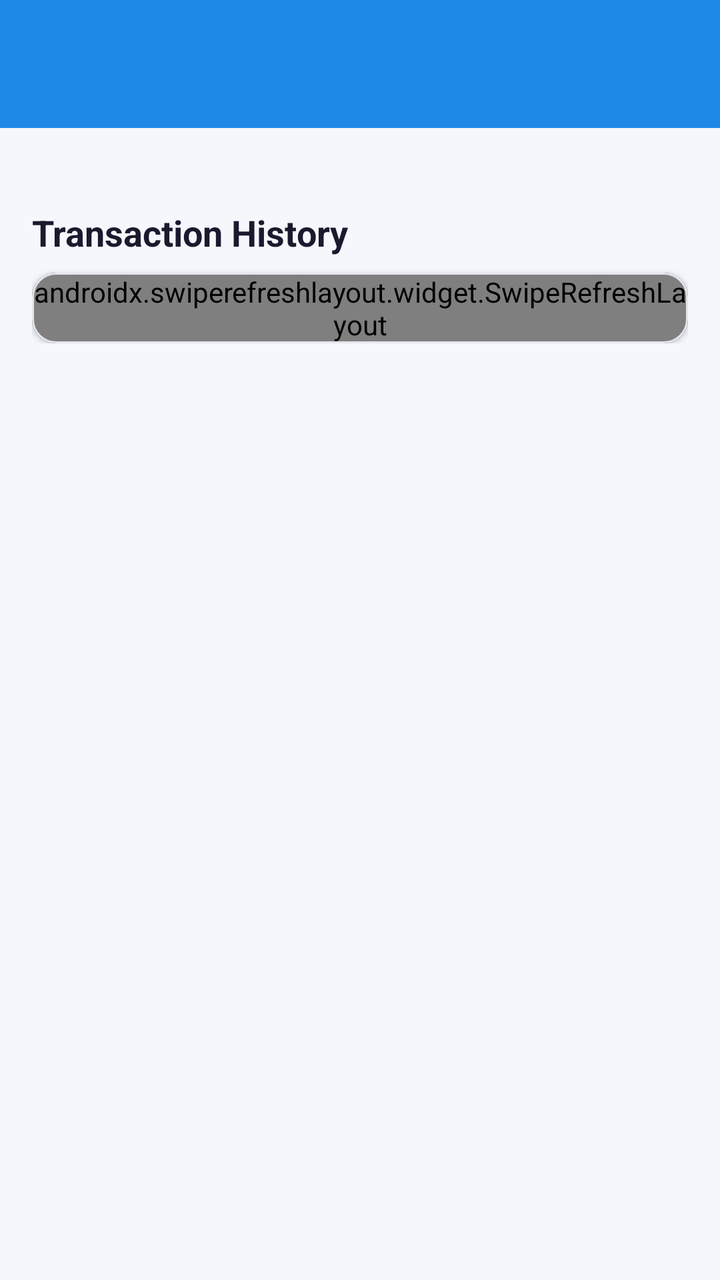
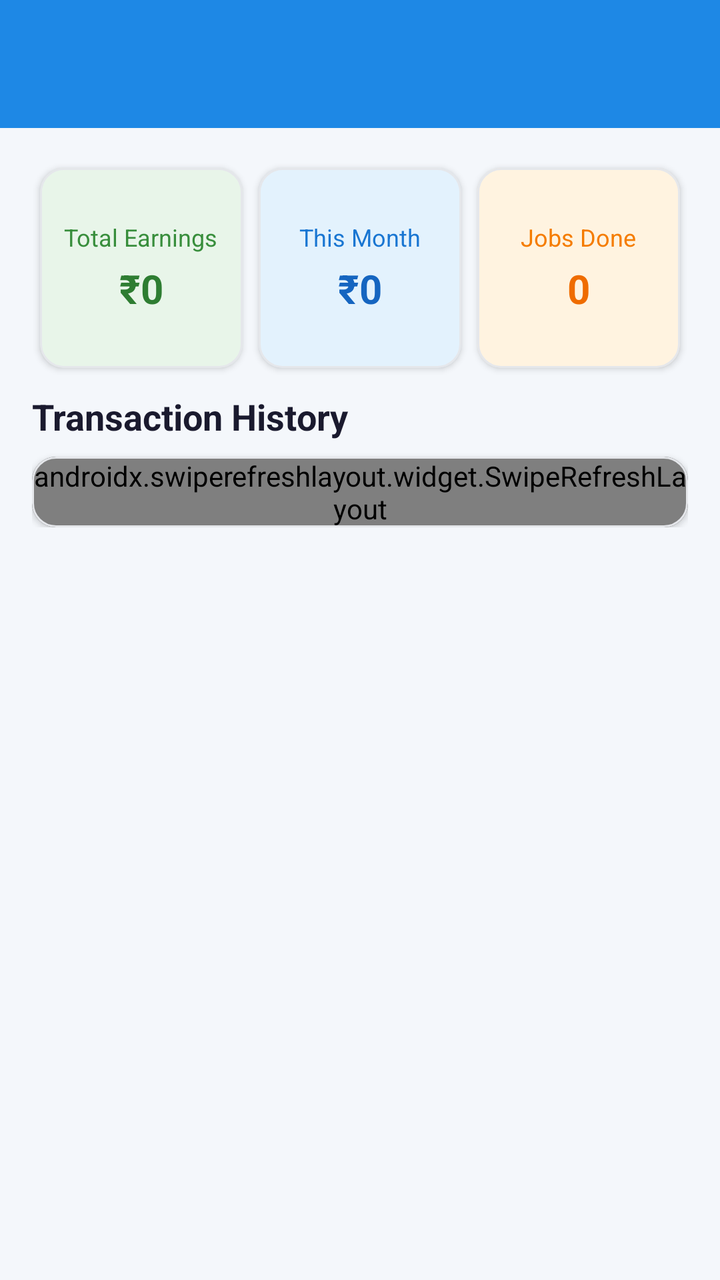

An Android layout rendered at two revisions. The XML below is the earlier revision; the diff shows what the commit changed to produce the second picture.
<!-- AndroidManifest.xml: application theme Theme.QuickFix -->
<!-- res/layout/activity_earnings.xml -->
<?xml version="1.0" encoding="utf-8"?>
<androidx.coordinatorlayout.widget.CoordinatorLayout
    xmlns:android="http://schemas.android.com/apk/res/android"
    xmlns:app="http://schemas.android.com/apk/res-auto"
    android:layout_width="match_parent"
    android:layout_height="match_parent"
    android:background="@color/screen_background">
    <com.google.android.material.appbar.AppBarLayout
        android:layout_width="match_parent"
        android:layout_height="wrap_content"
        app:elevation="4dp">
        <androidx.appcompat.widget.Toolbar
            android:id="@+id/toolbar"
            android:layout_width="match_parent"
            android:layout_height="?attr/actionBarSize"
            android:background="@color/primary"
            app:titleTextColor="@android:color/white" />
    </com.google.android.material.appbar.AppBarLayout>
    <androidx.core.widget.NestedScrollView
        android:layout_width="match_parent"
        android:layout_height="match_parent"
        app:layout_behavior="@string/appbar_scrolling_view_behavior">
        <LinearLayout
            android:layout_width="match_parent"
            android:layout_height="wrap_content"
            android:orientation="vertical"
            android:padding="16dp">
            
            <LinearLayout
                android:id="@+id/summaryCardsContainer"
                android:layout_width="match_parent"
                android:layout_height="wrap_content"
                android:orientation="horizontal"
                android:weightSum="3"
                android:visibility="gone">
                <com.google.android.material.card.MaterialCardView
                    android:layout_width="0dp"
                    android:layout_height="100dp"
                    android:layout_weight="1"
                    android:layout_margin="4dp"
                    app:cardCornerRadius="12dp"
                    app:cardElevation="2dp"
                    app:cardBackgroundColor="#E8F5E9">
                    <LinearLayout
                        android:layout_width="match_parent"
                        android:layout_height="match_parent"
                        android:orientation="vertical"
                        android:gravity="center"
                        android:padding="8dp">
                        <TextView
                            android:layout_width="wrap_content"
                            android:layout_height="wrap_content"
                            android:text="Total Earnings"
                            android:textColor="#388E3C"
                            android:textSize="12sp" />
                        <TextView
                            android:id="@+id/tvTotalEarnings"
                            android:layout_width="wrap_content"
                            android:layout_height="wrap_content"
                            android:layout_marginTop="4dp"
                            android:text="&#x20B9;0"
                            android:textColor="#2E7D32"
                            android:textSize="20sp"
                            android:textStyle="bold" />
                    </LinearLayout>
                </com.google.android.material.card.MaterialCardView>
                <com.google.android.material.card.MaterialCardView
                    android:layout_width="0dp"
                    android:layout_height="100dp"
                    android:layout_weight="1"
                    android:layout_margin="4dp"
                    app:cardCornerRadius="12dp"
                    app:cardElevation="2dp"
                    app:cardBackgroundColor="#E3F2FD">
                    <LinearLayout
                        android:layout_width="match_parent"
                        android:layout_height="match_parent"
                        android:orientation="vertical"
                        android:gravity="center"
                        android:padding="8dp">
                        <TextView
                            android:layout_width="wrap_content"
                            android:layout_height="wrap_content"
                            android:text="This Month"
                            android:textColor="#1976D2"
                            android:textSize="12sp" />
                        <TextView
                            android:id="@+id/tvMonthEarnings"
                            android:layout_width="wrap_content"
                            android:layout_height="wrap_content"
                            android:layout_marginTop="4dp"
                            android:text="&#x20B9;0"
                            android:textColor="#1565C0"
                            android:textSize="20sp"
                            android:textStyle="bold" />
                    </LinearLayout>
                </com.google.android.material.card.MaterialCardView>
                <com.google.android.material.card.MaterialCardView
                    android:layout_width="0dp"
                    android:layout_height="100dp"
                    android:layout_weight="1"
                    android:layout_margin="4dp"
                    app:cardCornerRadius="12dp"
                    app:cardElevation="2dp"
                    app:cardBackgroundColor="#FFF3E0">
                    <LinearLayout
                        android:layout_width="match_parent"
                        android:layout_height="match_parent"
                        android:orientation="vertical"
                        android:gravity="center"
                        android:padding="8dp">
                        <TextView
                            android:layout_width="wrap_content"
                            android:layout_height="wrap_content"
                            android:text="Jobs Done"
                            android:textColor="#F57C00"
                            android:textSize="12sp" />
                        <TextView
                            android:id="@+id/tvCompletedJobs"
                            android:layout_width="wrap_content"
                            android:layout_height="wrap_content"
                            android:layout_marginTop="4dp"
                            android:text="0"
                            android:textColor="#EF6C00"
                            android:textSize="20sp"
                            android:textStyle="bold" />
                    </LinearLayout>
                </com.google.android.material.card.MaterialCardView>
            </LinearLayout>
            
            <TextView
                android:layout_width="wrap_content"
                android:layout_height="wrap_content"
                android:layout_marginTop="24dp"
                android:layout_marginBottom="8dp"
                android:text="Transaction History"
                android:textColor="@color/text_primary"
                android:textSize="18sp"
                android:textStyle="bold" />
            
            <com.google.android.material.card.MaterialCardView
                android:layout_width="match_parent"
                android:layout_height="wrap_content"
                app:cardCornerRadius="12dp"
                app:cardElevation="2dp">
                <FrameLayout
                    android:layout_width="match_parent"
                    android:layout_height="wrap_content">
                    <androidx.swiperefreshlayout.widget.SwipeRefreshLayout
                        android:id="@+id/swipeRefresh"
                        android:layout_width="match_parent"
                        android:layout_height="wrap_content">
                        <androidx.recyclerview.widget.RecyclerView
                            android:id="@+id/recyclerView"
                            android:layout_width="match_parent"
                            android:layout_height="wrap_content"
                            android:minHeight="200dp"
                            android:nestedScrollingEnabled="false" />
                    </androidx.swiperefreshlayout.widget.SwipeRefreshLayout>
                    <ProgressBar
                        android:id="@+id/progressBar"
                        android:layout_width="wrap_content"
                        android:layout_height="wrap_content"
                        android:layout_gravity="center"
                        android:layout_marginTop="80dp"
                        android:visibility="gone" />
                    <LinearLayout
                        android:id="@+id/emptyState"
                        android:layout_width="wrap_content"
                        android:layout_height="wrap_content"
                        android:layout_gravity="center"
                        android:layout_marginTop="80dp"
                        android:orientation="vertical"
                        android:gravity="center"
                        android:visibility="gone">
                        <TextView
                            android:layout_width="wrap_content"
                            android:layout_height="wrap_content"
                            android:text="No earnings yet"
                            android:textColor="@color/text_secondary"
                            android:textSize="16sp" />
                    </LinearLayout>
                </FrameLayout>
            </com.google.android.material.card.MaterialCardView>
        </LinearLayout>
    </androidx.core.widget.NestedScrollView>
</androidx.coordinatorlayout.widget.CoordinatorLayout>
<!-- resources referenced by this layout -->
<resources>
  <color name="primary">#1E88E5</color>
  <color name="screen_background">#F4F7FB</color>
  <color name="text_primary">#1A1A2E</color>
  <color name="text_secondary">#6B7280</color>
  <style name="Theme.QuickFix" parent="Base.Theme.QuickFix" />
  <style name="Base.Theme.QuickFix" parent="Theme.Material3.Light.NoActionBar">
          <item name="colorPrimary">@color/primary</item>
          <item name="colorPrimaryDark">@color/primary_dark</item>
          <item name="colorAccent">@color/accent_green</item>
          <item name="android:windowBackground">@color/screen_background</item>
          <item name="colorSurface">@color/card_bg</item>
          <item name="colorOnSurface">@color/text_primary</item>
          <item name="android:colorBackground">@color/screen_background</item>
          <item name="colorOnBackground">@color/text_primary</item>
          <item name="colorSurfaceVariant">@color/surface_variant</item>
          <item name="colorOutline">@color/divider</item>
          <item name="colorOutlineVariant">@color/divider</item>
          <item name="materialAlertDialogTheme">@style/Theme.QuickFix.AdminDialog</item>
          <item name="alertDialogTheme">@style/Theme.QuickFix.AdminDialog</item>
          <item name="android:statusBarColor">@android:color/transparent</item>
          <item name="android:navigationBarColor">@color/screen_background</item>
          
          <item name="bottomSheetDialogTheme">@style/Theme.QuickFix.BottomSheet</item>
          <item name="android:forceDarkAllowed" tools:targetApi="q">false</item>
          <item name="materialButtonStyle">@style/Widget.QuickFix.Button</item>
          <item name="chipStyle">@style/Widget.QuickFix.Chip.Filter</item>
          <item name="textInputStyle">@style/Widget.QuickFix.TextInputLayout</item>
      </style>
  <color name="primary_dark">#1565C0</color>
  <color name="accent_green">#43A047</color>
  <color name="card_bg">#FFFFFF</color>
  <color name="surface_variant">#F5F7FA</color>
  <color name="divider">#E5E7EB</color>
  <style name="Theme.QuickFix.AdminDialog" parent="ThemeOverlay.Material3.MaterialAlertDialog">
          <item name="colorSurface">@color/card_bg</item>
          <item name="colorOnSurface">@color/text_primary</item>
          <item name="colorOutline">@color/divider</item>
      </style>
  <style name="Theme.QuickFix.BottomSheet" parent="ThemeOverlay.Material3.BottomSheetDialog">
          <item name="colorSurface">@color/card_bg</item>
          <item name="colorOnSurface">@color/text_primary</item>
          <item name="android:colorBackground">@color/card_bg</item>
      </style>
  <style name="Widget.QuickFix.Button" parent="Widget.Material3.Button">
          <item name="backgroundTint">@color/primary</item>
          <item name="android:textColor">@color/white</item>
      </style>
  <style name="Widget.QuickFix.Chip.Filter" parent="Widget.Material3.Chip.Filter">
          <item name="chipBackgroundColor">@color/surface_variant</item>
          <item name="android:textColor">@color/text_primary</item>
          <item name="checkedIconTint">@color/primary</item>
      </style>
  <style name="Widget.QuickFix.TextInputLayout" parent="Widget.Material3.TextInputLayout.OutlinedBox">
          <item name="boxBackgroundColor">@color/input_background</item>
          <item name="boxStrokeColor">@color/input_stroke</item>
          <item name="boxStrokeErrorColor">@color/error_red</item>
          <item name="hintTextColor">@color/input_hint</item>
          <item name="startIconTint">@color/input_icon</item>
          <item name="endIconTint">@color/input_icon</item>
          <item name="boxStrokeWidthFocused">2dp</item>
      </style>
  <color name="white">#FFFFFFFF</color>
  <color name="input_background">#FFFFFF</color>
  <color name="input_stroke">#1E88E5</color>
  <color name="error_red">#D32F2F</color>
  <color name="input_hint">#6B7280</color>
  <color name="input_icon">#455A64</color>
</resources>

<!-- the commit's change to res/layout/activity_earnings.xml (unified diff, before → after) -->
@@ -25,14 +25,13 @@
             android:layout_height="wrap_content"
             android:orientation="vertical"
             android:padding="16dp">
-            
             <LinearLayout
                 android:id="@+id/summaryCardsContainer"
                 android:layout_width="match_parent"
                 android:layout_height="wrap_content"
                 android:orientation="horizontal"
-                android:weightSum="3"
-                android:visibility="gone">
+                android:weightSum="3">
+
                 <com.google.android.material.card.MaterialCardView
                     android:layout_width="0dp"
                     android:layout_height="100dp"
@@ -41,18 +40,21 @@
                     app:cardCornerRadius="12dp"
                     app:cardElevation="2dp"
                     app:cardBackgroundColor="#E8F5E9">
+
                     <LinearLayout
                         android:layout_width="match_parent"
                         android:layout_height="match_parent"
                         android:orientation="vertical"
                         android:gravity="center"
                         android:padding="8dp">
+
                         <TextView
                             android:layout_width="wrap_content"
                             android:layout_height="wrap_content"
                             android:text="Total Earnings"
                             android:textColor="#388E3C"
                             android:textSize="12sp" />
+
                         <TextView
                             android:id="@+id/tvTotalEarnings"
                             android:layout_width="wrap_content"
@@ -64,6 +66,7 @@
                             android:textStyle="bold" />
                     </LinearLayout>
                 </com.google.android.material.card.MaterialCardView>
+
                 <com.google.android.material.card.MaterialCardView
                     android:layout_width="0dp"
                     android:layout_height="100dp"
@@ -72,18 +75,21 @@
                     app:cardCornerRadius="12dp"
                     app:cardElevation="2dp"
                     app:cardBackgroundColor="#E3F2FD">
+
                     <LinearLayout
                         android:layout_width="match_parent"
                         android:layout_height="match_parent"
                         android:orientation="vertical"
                         android:gravity="center"
                         android:padding="8dp">
+
                         <TextView
                             android:layout_width="wrap_content"
                             android:layout_height="wrap_content"
                             android:text="This Month"
                             android:textColor="#1976D2"
                             android:textSize="12sp" />
+
                         <TextView
                             android:id="@+id/tvMonthEarnings"
                             android:layout_width="wrap_content"
@@ -95,6 +101,7 @@
                             android:textStyle="bold" />
                     </LinearLayout>
                 </com.google.android.material.card.MaterialCardView>
+
                 <com.google.android.material.card.MaterialCardView
                     android:layout_width="0dp"
                     android:layout_height="100dp"
@@ -103,18 +110,21 @@
                     app:cardCornerRadius="12dp"
                     app:cardElevation="2dp"
                     app:cardBackgroundColor="#FFF3E0">
+
                     <LinearLayout
                         android:layout_width="match_parent"
                         android:layout_height="match_parent"
                         android:orientation="vertical"
                         android:gravity="center"
                         android:padding="8dp">
+
                         <TextView
                             android:layout_width="wrap_content"
                             android:layout_height="wrap_content"
                             android:text="Jobs Done"
                             android:textColor="#F57C00"
                             android:textSize="12sp" />
+
                         <TextView
                             android:id="@+id/tvCompletedJobs"
                             android:layout_width="wrap_content"
@@ -127,11 +137,12 @@
                     </LinearLayout>
                 </com.google.android.material.card.MaterialCardView>
             </LinearLayout>
+
             
             <TextView
                 android:layout_width="wrap_content"
                 android:layout_height="wrap_content"
-                android:layout_marginTop="24dp"
+                android:layout_marginTop="8dp"
                 android:layout_marginBottom="8dp"
                 android:text="Transaction History"
                 android:textColor="@color/text_primary"
@@ -174,9 +185,10 @@
                         android:gravity="center"
                         android:visibility="gone">
                         <TextView
+                            android:id="@+id/tvEmptyMessage"
                             android:layout_width="wrap_content"
                             android:layout_height="wrap_content"
-                            android:text="No earnings yet"
+                            android:text="No transactions found"
                             android:textColor="@color/text_secondary"
                             android:textSize="16sp" />
                     </LinearLayout>
